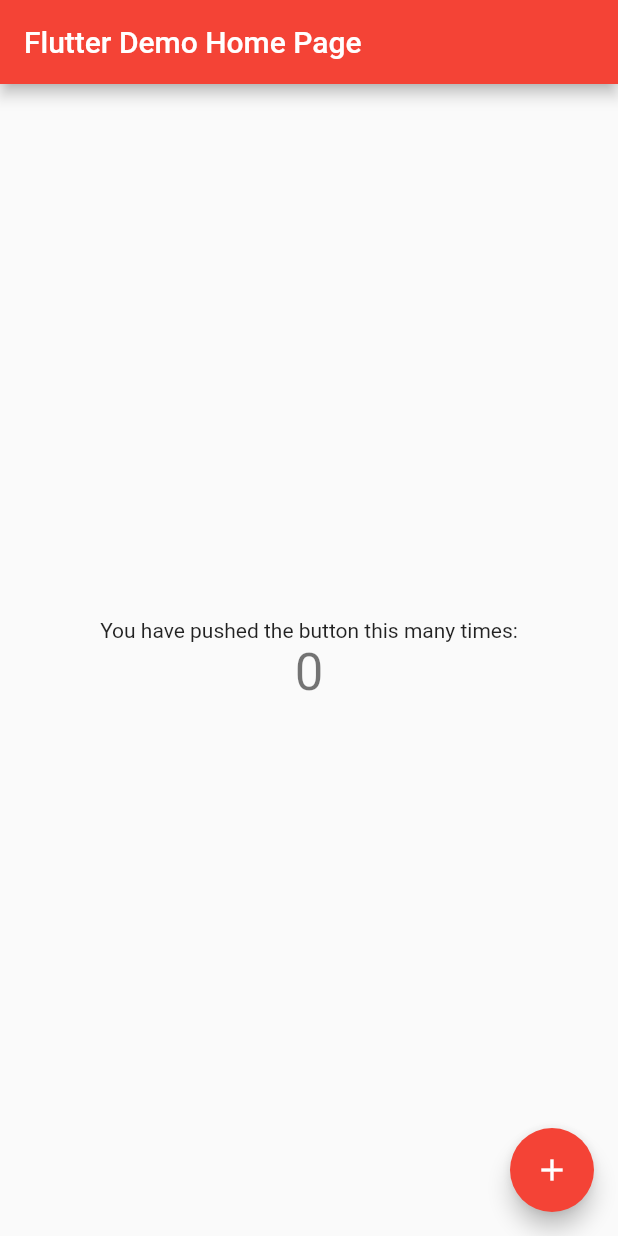
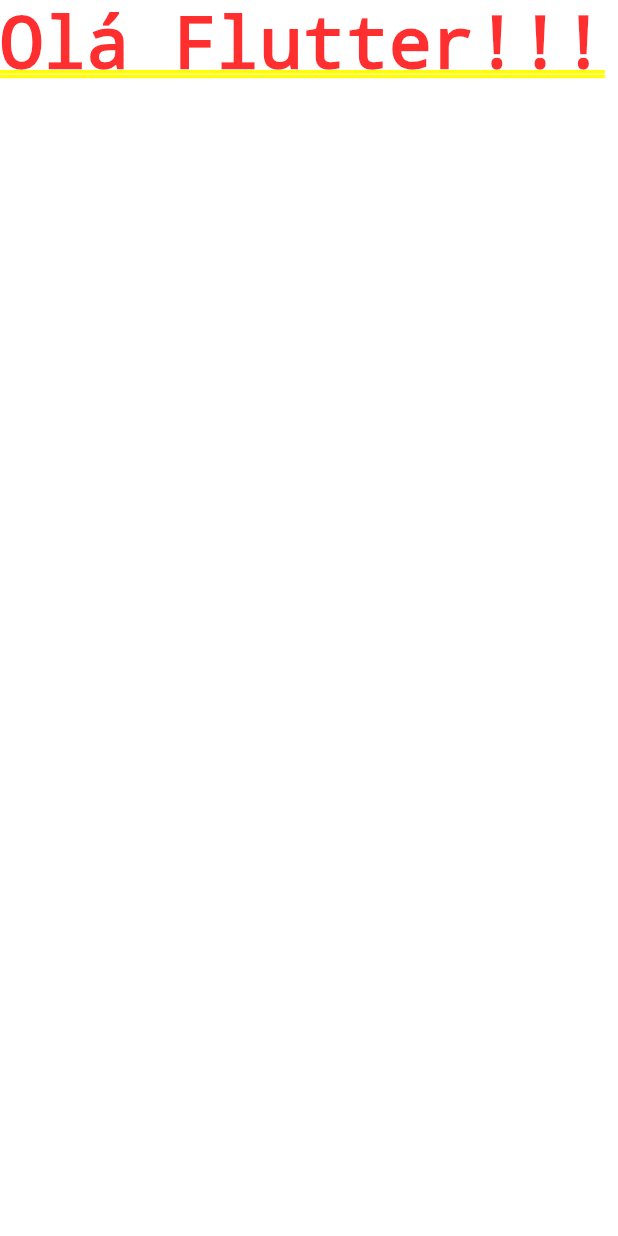
Before and after one commit to AlexVater/Curso_Flutter, a Flutter app: the screen it shows after launch, on a phone screen of 412 x 824 dp. Run offline on Flutter 3.47's test engine with Material 2 defaults, Android fonts, the phone set to English and light mode, and no system bars.

Commit message:
Iniciando a primeiro programa em flutter

```diff
--- a/lib/main.dart
+++ b/lib/main.dart
@@ -1,117 +1,14 @@
 import 'package:flutter/material.dart';
+import 'package:flutter/widgets.dart';
 
-void main() {
-  runApp(MyApp());
+main(List<String> args) {
+  runApp(PerguntaApp());
 }
 
-class MyApp extends StatelessWidget {
-  // This widget is the root of your application.
-  @override
+class PerguntaApp extends StatelessWidget {
   Widget build(BuildContext context) {
     return MaterialApp(
-      title: 'Flutter Demo',
-      theme: ThemeData(
-        // This is the theme of your application.
-        //
-        // Try running your application with "flutter run". You'll see the
-        // application has a blue toolbar. Then, without quitting the app, try
-        // changing the primarySwatch below to Colors.green and then invoke
-        // "hot reload" (press "r" in the console where you ran "flutter run",
-        // or simply save your changes to "hot reload" in a Flutter IDE).
-        // Notice that the counter didn't reset back to zero; the application
-        // is not restarted.
-        primarySwatch: Colors.red,
-        // This makes the visual density adapt to the platform that you run
-        // the app on. For desktop platforms, the controls will be smaller and
-        // closer together (more dense) than on mobile platforms.
-        visualDensity: VisualDensity.adaptivePlatformDensity,
-      ),
-      home: MyHomePage(title: 'Flutter Demo Home Page'),
+      home: Text('Olá Flutter!!!'),
     );
   }
 }
-
-class MyHomePage extends StatefulWidget {
-  MyHomePage({Key key, this.title}) : super(key: key);
-
-  // This widget is the home page of your application. It is stateful, meaning
-  // that it has a State object (defined below) that contains fields that affect
-  // how it looks.
-
-  // This class is the configuration for the state. It holds the values (in this
-  // case the title) provided by the parent (in this case the App widget) and
-  // used by the build method of the State. Fields in a Widget subclass are
-  // always marked "final".
-
-  final String title;
-
-  @override
-  _MyHomePageState createState() => _MyHomePageState();
-}
-
-class _MyHomePageState extends State<MyHomePage> {
-  int _counter = 0;
-
-  void _incrementCounter() {
-    setState(() {
-      // This call to setState tells the Flutter framework that something has
-      // changed in this State, which causes it to rerun the build method below
-      // so that the display can reflect the updated values. If we changed
-      // _counter without calling setState(), then the build method would not be
-      // called again, and so nothing would appear to happen.
-      _counter++;
-    });
-  }
-
-  @override
-  Widget build(BuildContext context) {
-    // This method is rerun every time setState is called, for instance as done
-    // by the _incrementCounter method above.
-    //
-    // The Flutter framework has been optimized to make rerunning build methods
-    // fast, so that you can just rebuild anything that needs updating rather
-    // than having to individually change instances of widgets.
-    return Scaffold(
-      appBar: AppBar(
-        // Here we take the value from the MyHomePage object that was created by
-        // the App.build method, and use it to set our appbar title.
-        title: Text(widget.title),
-      ),
-      body: Center(
-        // Center is a layout widget. It takes a single child and positions it
-        // in the middle of the parent.
-        child: Column(
-          // Column is also a layout widget. It takes a list of children and
-          // arranges them vertically. By default, it sizes itself to fit its
-          // children horizontally, and tries to be as tall as its parent.
-          //
-          // Invoke "debug painting" (press "p" in the console, choose the
-          // "Toggle Debug Paint" action from the Flutter Inspector in Android
-          // Studio, or the "Toggle Debug Paint" command in Visual Studio Code)
-          // to see the wireframe for each widget.
-          //
-          // Column has various properties to control how it sizes itself and
-          // how it positions its children. Here we use mainAxisAlignment to
-          // center the children vertically; the main axis here is the vertical
-          // axis because Columns are vertical (the cross axis would be
-          // horizontal).
-          mainAxisAlignment: MainAxisAlignment.center,
-          children: <Widget>[
-            Text(
-              'You have pushed the button this many times:',
-            ),
-            Text(
-              '$_counter',
-              style: Theme.of(context).textTheme.headline4,
-            ),
-          ],
-        ),
-      ),
-      floatingActionButton: FloatingActionButton(
-        onPressed: _incrementCounter,
-        tooltip: 'Increment',
-        child: Icon(Icons.add),
-      ), // This trailing comma makes auto-formatting nicer for build methods.
-    );
-  }
-}
```
Also changed, not shown: 1 other file.
